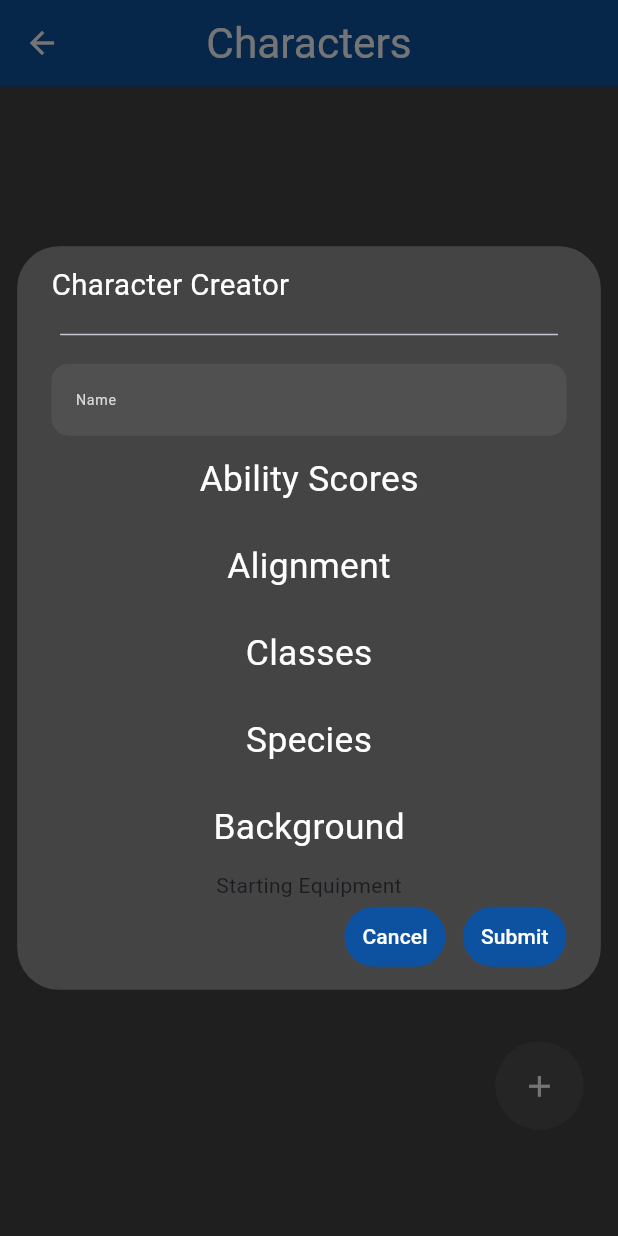
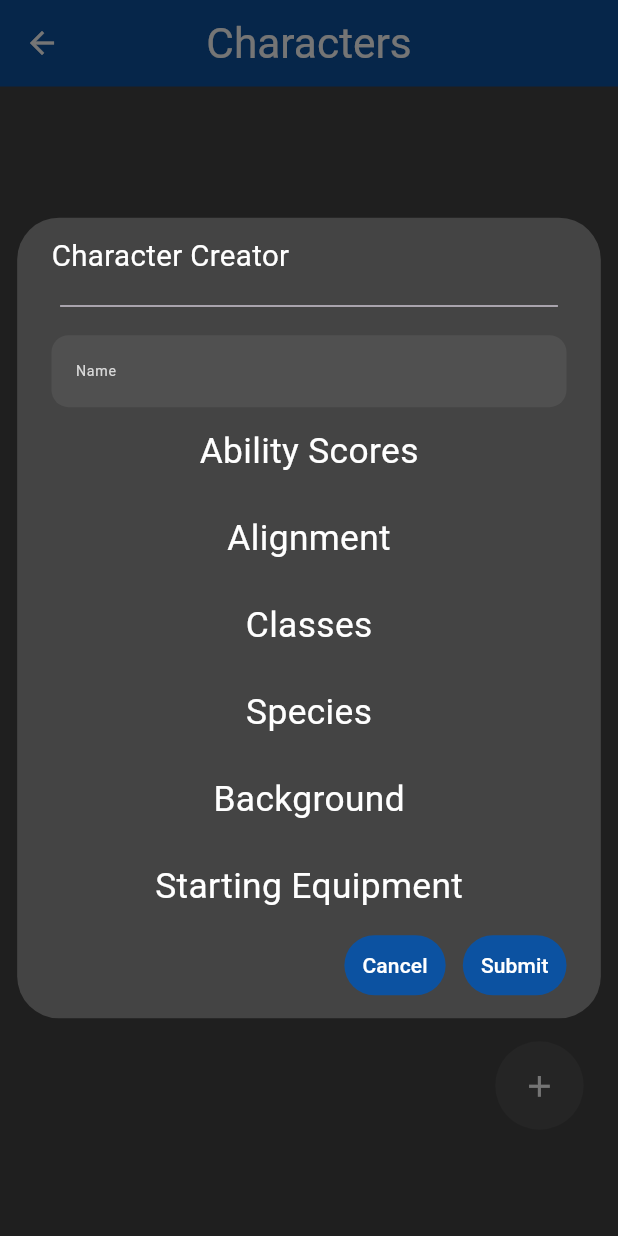
Before and after one commit to dominikk-lovric/DnD-app, a Flutter app: the CharacterSelectionPage screen opened directly, after a tap on the "add" icon, on a phone screen of 412 x 824 dp. Run offline on Flutter 3.47's test engine with Material 3 defaults, Android fonts, the phone set to English and light mode, and no system bars; our stand-ins replace device_info_plus, flutter_riverpod, shared_preferences; accounts and stored records are empty.

Commit message:
Commit #58: 	Add formMap for remembering choices in created form 	Fix current widgets working with map 	Add level selector to multiple selector

```diff
--- a/assets/json/schemata.json
+++ b/assets/json/schemata.json
@@ -340,9 +340,6 @@
                         "type": "selector",
                         "category": "classes",
                         "item": {
-                            "remove": {
-                                "type": "remove"
-                            },
                             "level": {
                                 "type": "textInput",
                                 "initialValue": "1"
@@ -365,7 +362,7 @@
                     "openItem": true
                 },
                 "Starting Equipment": {
-                    "type": "map",
+                    "type": "column",
                     "item": {
                         "class": {
                             "type": "radio",
--- a/lib/screens/character_selection_page.dart
+++ b/lib/screens/character_selection_page.dart
@@ -106,6 +106,7 @@ class _CharacterSelectionPageState
                         context,
                         title: "Character Creator",
                         schemata: infoData,
+                        dataMap: {},
                         schema:
                             infoData["characterCreator"]["Character Creator"],
                         clickWidget: CircleAvatar(
--- a/lib/services/schema_render_service.dart
+++ b/lib/services/schema_render_service.dart
@@ -440,7 +440,7 @@ class SchemaRenderService {
     final colorController = ref.read(colorControllerProvider.notifier);
     final textStyleController = ref.read(textStyleControllerProvider.notifier);
     final _formKey = GlobalKey();
-    Map<String, dynamic> selectionMap = {};
+    Map<String, dynamic> formMap = {};
     return DescriptionWidget(
       title,
       Form(
@@ -454,6 +454,7 @@ class SchemaRenderService {
                 schema: schema["item"][el],
                 schemata: schemata,
                 title: el,
+                dataMap: formMap,
               );
             }),
 
@@ -496,6 +497,7 @@ class SchemaRenderService {
     String title = "",
     required Map<String, dynamic> schema,
     required Map<String, dynamic> schemata,
+    required Map<String, dynamic?> dataMap,
     String setting = "DescriptionStyle",
     Widget? clickWidget,
     int color = 3,
@@ -512,6 +514,7 @@ class SchemaRenderService {
           setting: title + setting,
         );
       case "textInput":
+        dataMap[title] = "";
         return renderTextInput(
           ref,
           context,
@@ -520,8 +523,35 @@ class SchemaRenderService {
           schemata: schemata,
           setting: title + setting,
           color: color,
+          dataMap: dataMap,
+        );
+      case "column":
+        dataMap.putIfAbsent(title, () => <String, dynamic>{});
+
+        final childData = dataMap[title] as Map<String, dynamic>;
+        return DescriptionWidget(
+          title,
+          Column(
+            children: [
+              ...schema["item"].keys.toList().map((el) {
+                return renderItem(
+                  ref,
+                  context,
+                  schema: schema["item"][el],
+                  schemata: schemata,
+                  dataMap: childData,
+                );
+              }),
+            ],
+          ),
+          "Column" + setting,
+          titleLevel: 5,
         );
       case "wrap":
+        dataMap.putIfAbsent(title, () => <String, dynamic>{});
+
+        final childData = dataMap[title] as Map<String, dynamic>;
+
         return DescriptionWidget(
           title,
           Row(
@@ -538,6 +568,7 @@ class SchemaRenderService {
                     schemata: schemata,
                     setting: "Wrap" + setting,
                     color: 2,
+                    dataMap: childData,
                   ),
                 );
               }),
@@ -553,9 +584,13 @@ class SchemaRenderService {
           title: title,
           schema: schema,
           schemata: schemata,
+          dataMap: dataMap,
           setting: "Multiple" + setting,
         );
       case "selector":
+        final selectorData =
+            dataMap.putIfAbsent(title, () => <String, dynamic>{})
+                as Map<String, dynamic>;
         return DescriptionWidget(
           title,
           SelectorField(
@@ -563,6 +598,7 @@ class SchemaRenderService {
             schema: schema,
             schemata: schemata,
             setting: "Selector" + setting,
+            dataMap: dataMap[title],
           ),
           title + "Selector" + setting,
           titleLevel: 5,
@@ -578,6 +614,7 @@ class SchemaRenderService {
     String title = "Input",
     required Map<String, dynamic> schema,
     required Map<String, dynamic> schemata,
+    required Map<String, dynamic?> dataMap,
     String setting = "DescriptionStyle",
     Widget? clickWidget,
   }) {
@@ -585,10 +622,19 @@ class SchemaRenderService {
     ref.watch(textStyleControllerProvider);
     final colorController = ref.read(colorControllerProvider.notifier);
     final textStyleController = ref.read(textStyleControllerProvider.notifier);
+    dataMap.putIfAbsent(title, () => <String, dynamic>{});
     List<Widget> widgets = [];
     for (int i = 0; i < schema["startAmount"]; i++) {
-      widgets.add(SelectorField(schema: schema["item"], schemata: schemata));
+      widgets.add(
+        SelectorField(
+          schema: schema["item"],
+          schemata: schemata,
+          dataMap: dataMap[title],
+        ),
+      );
     }
+    return StatefulBuilder(
+      builder: (context, setState) {
         return DescriptionWidget(
           title,
           Container(
@@ -605,7 +651,34 @@ class SchemaRenderService {
             child: Column(children: [...widgets]),
           ),
           title + "Multiple" + setting,
-      titleLevel: 5,
+          titleWidget: Row(
+            mainAxisSize: MainAxisSize.min,
+            children: [
+              Text(title, style: textStyleController.getTextStyle(5, 4)),
+              IconButton(
+                icon: Icon(
+                  Icons.add_box_outlined,
+                  color: colorController.getColor(4),
+                ),
+                onPressed: () {
+                  List<Widget> widgetList = widgets;
+                  widgetList.add(
+                    SelectorField(
+                      schema: schema["item"],
+                      schemata: schemata,
+                      dataMap: dataMap[title],
+                    ),
+                  );
+                  setState(() {
+                    widgets = widgetList;
+                    print(widgets.length);
+                  });
+                },
+              ),
+            ],
+          ),
+        );
+      },
     );
   }
 
@@ -615,10 +688,12 @@ class SchemaRenderService {
     String title = "Input",
     required Map<String, dynamic> schema,
     required Map<String, dynamic> schemata,
+    required Map<String, dynamic?> dataMap,
     String setting = "DescriptionStyle",
     Widget? clickWidget,
     int color = 3,
   }) {
+    dataMap[title] = schema["initialValue"];
     ref.watch(colorControllerProvider);
     ref.watch(textStyleControllerProvider);
     final colorController = ref.read(colorControllerProvider.notifier);
@@ -627,6 +702,7 @@ class SchemaRenderService {
       title,
       TextFormField(
         style: textStyleController.getTextStyle(6, 4),
+        initialValue: schema["initialValue"],
         decoration: InputDecoration(
           label: Text(title, style: textStyleController.getTextStyle(6, 5)),
           filled: true,
@@ -640,6 +716,10 @@ class SchemaRenderService {
         ),
 
         cursorColor: colorController.getColor(1),
+        onChanged: (value) {
+          dataMap[title] = value;
+          print(dataMap);
+        },
       ),
       title + setting,
     );
@@ -652,10 +732,12 @@ class SelectorField extends ConsumerStatefulWidget {
   Map<String, dynamic> schemata;
   String setting;
   Widget? clickWidget;
+  Map<String, dynamic?> dataMap;
   SelectorField({
     this.title = "Input",
     required this.schema,
     required this.schemata,
+    required Map<String, dynamic> this.dataMap,
     this.setting = "DescriptionStyle",
     this.clickWidget,
   });
@@ -688,13 +770,16 @@ class _SelectorFieldState extends ConsumerState<SelectorField> {
       print("PATH");
       item = await JsonService.loadFromPath(widget.schema["path"]);
     } else {
-      item = widget.schema["choices"] ?? {"null": "null "};
+      item = Map<String, dynamic>.from(
+        widget.schema["choices"] ?? {"null": "null"},
+      );
     }
     print(item.keys.first);
     print("\n\n");
     setState(() {
       items = item;
       current = items.keys.first;
+      widget.dataMap["value"] = current;
       loaded = true;
     });
   }
@@ -718,8 +803,21 @@ class _SelectorFieldState extends ConsumerState<SelectorField> {
 
       child: Row(
         children: [
+          ...(widget.schema["item"] ?? {}).keys.toList().map((el) {
+            print(el);
+            print(widget.schema["item"][el]);
+            return Flexible(
+              child: SchemaRenderService.renderItem(
+                ref,
+                context,
+                schema: widget.schema["item"][el],
+                schemata: widget.schemata,
+                dataMap: widget.dataMap,
+              ),
+            );
+          }),
           Flexible(
-            flex: 1,
+            flex: 4,
             child: DropdownButtonFormField(
               icon: const SizedBox.shrink(),
               dropdownColor: colorController.getColor(3),
@@ -742,7 +840,9 @@ class _SelectorFieldState extends ConsumerState<SelectorField> {
               }).toList(),
               onChanged: (value) async {
                 setState(() {
+                  widget.dataMap["value"] = value;
                   current = value.toString();
+                  print(widget.dataMap);
                 });
               },
             ),
```
Also changed, not shown: pubspec.lock. Lines whose indentation alone changed are shown as unchanged.
